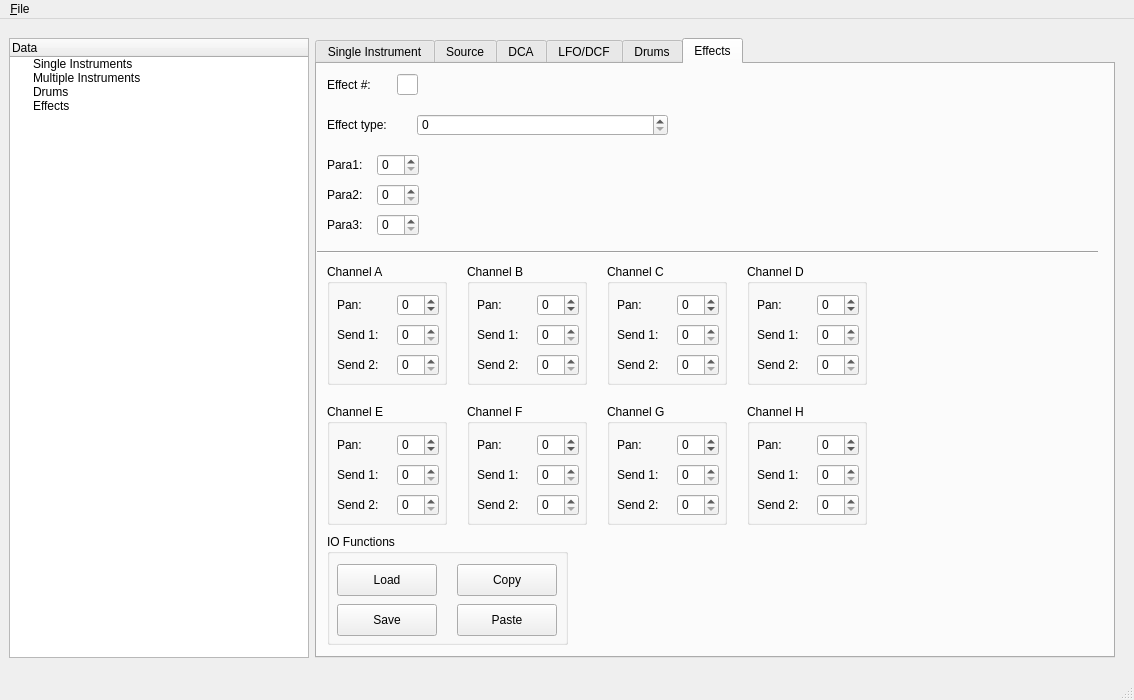
ocordes/kawai-k4, file kawai_app/form.ui: the form before one commit.
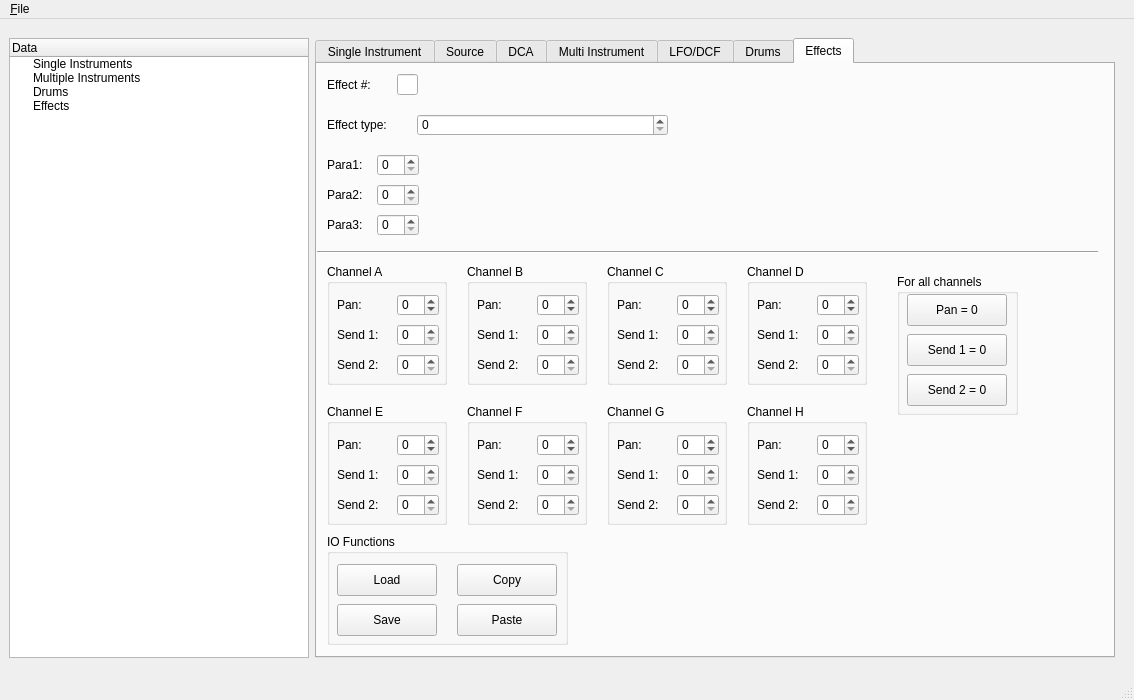
The form after the commit. The open tabs and pages were chosen to show the change. Custom widgets are drawn as their Qt base class.

Commit message: - work on multi instruments

```diff
--- a/kawai_app/form.ui
+++ b/kawai_app/form.ui
@@ -3202,7 +3202,12 @@
           </widget>
          </widget>
         </widget>
-        <widget class="QWidget" name="tab_4">
+        <widget class="QWidget" name="tab_multi_main">
+         <attribute name="title">
+          <string>Multi Instrument</string>
+         </attribute>
+        </widget>
+        <widget class="QWidget" name="tab_ins_lfo">
          <attribute name="title">
           <string>LFO/DCF</string>
          </attribute>
@@ -5021,6 +5026,58 @@
            </property>
           </widget>
          </widget>
+         <widget class="QGroupBox" name="groupBox_23">
+          <property name="geometry">
+           <rect>
+            <x>580</x>
+            <y>210</y>
+            <width>121</width>
+            <height>141</height>
+           </rect>
+          </property>
+          <property name="title">
+           <string>For all channels</string>
+          </property>
+          <widget class="QPushButton" name="eff_pan_zero">
+           <property name="geometry">
+            <rect>
+             <x>10</x>
+             <y>20</y>
+             <width>100</width>
+             <height>32</height>
+            </rect>
+           </property>
+           <property name="text">
+            <string>Pan = 0</string>
+           </property>
+          </widget>
+          <widget class="QPushButton" name="eff_send1_zero">
+           <property name="geometry">
+            <rect>
+             <x>10</x>
+             <y>60</y>
+             <width>100</width>
+             <height>32</height>
+            </rect>
+           </property>
+           <property name="text">
+            <string>Send 1 = 0</string>
+           </property>
+          </widget>
+          <widget class="QPushButton" name="eff_send2_zero">
+           <property name="geometry">
+            <rect>
+             <x>10</x>
+             <y>100</y>
+             <width>100</width>
+             <height>32</height>
+            </rect>
+           </property>
+           <property name="text">
+            <string>Send 2 = 0</string>
+           </property>
+          </widget>
+         </widget>
         </widget>
        </widget>
       </item>
```
Left out of the diff: 12 changed lines with no effect on the pictures. The commit also changes 4 other files.
